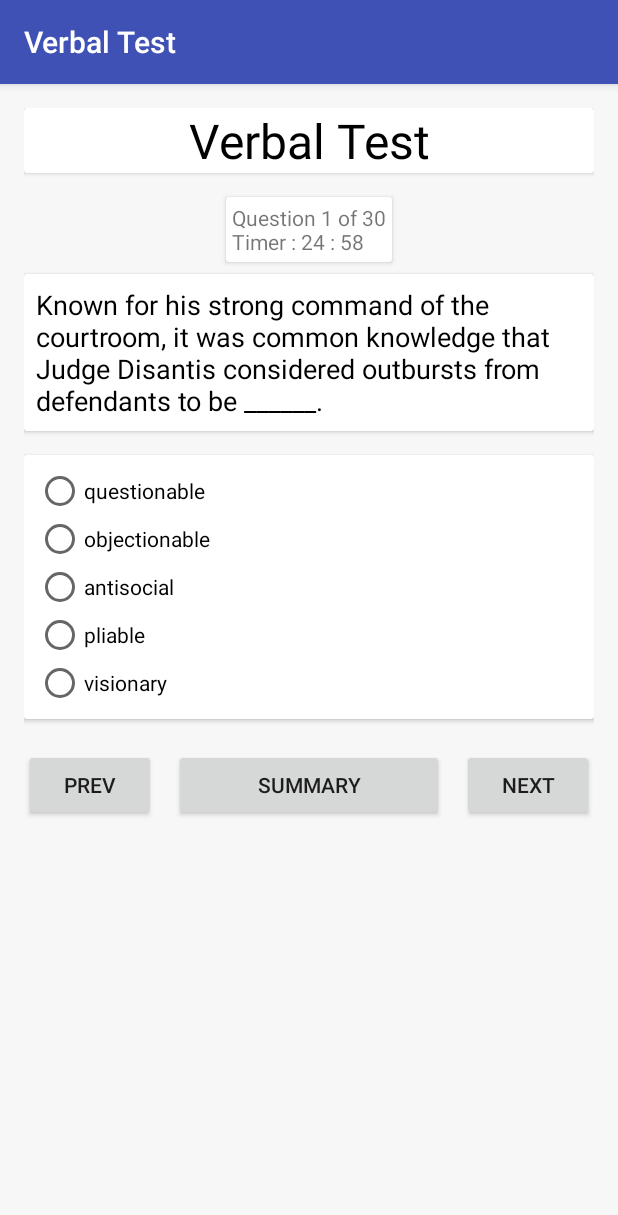
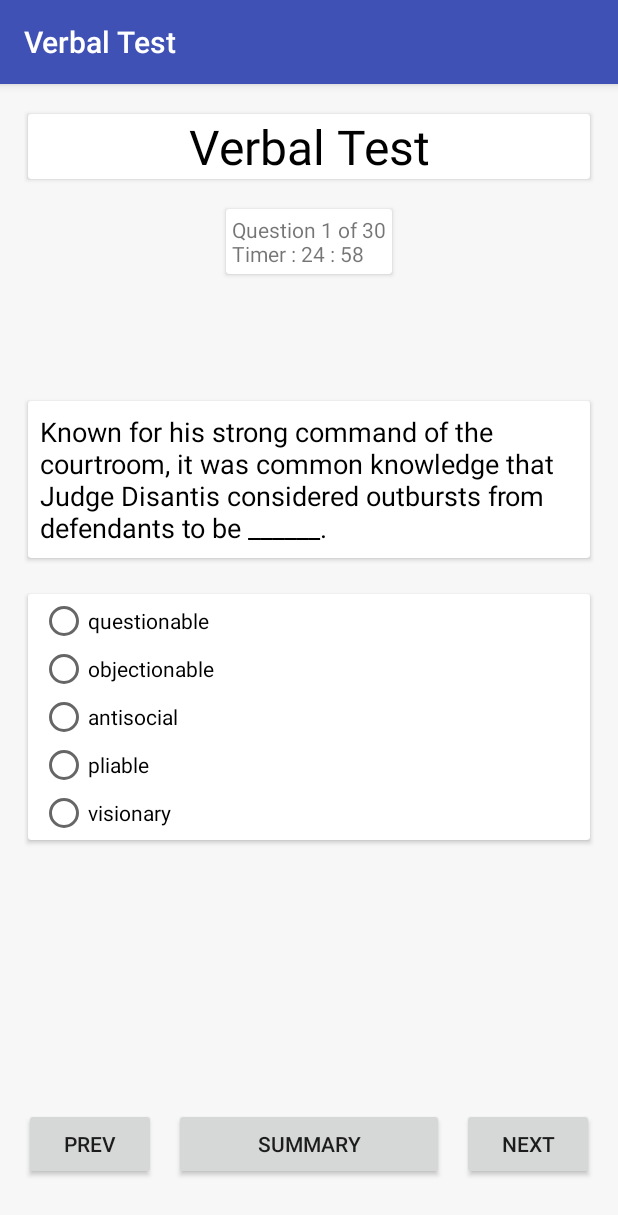
Before and after one commit to vaibhavbhandula/AptiQuiz, an Android app: the Verbal_Ability screen opened directly, with no data from a screen before it, on a phone screen of 412 x 824 dp. Shown: the top 1215 px of the screen. Run offline under Robolectric (Android 15) with nearby library versions, the phone set to English and light mode, and no system bars; libraries missing offline, so code that uses them is left out: com.beardedhen.androidbootstrap; plain views replace BootstrapButton; 6 statements that could not run were skipped.

Commit message:
Buttons fixed at bottom of page in Verbal Test (More to follow)

```diff
--- a/app/src/main/res/layout/activity_verbal__ability.xml
+++ b/app/src/main/res/layout/activity_verbal__ability.xml
@@ -1,22 +1,26 @@
-<ScrollView
-    xmlns:android="http://schemas.android.com/apk/res/android"
+<LinearLayout xmlns:android="http://schemas.android.com/apk/res/android"
     xmlns:app="http://schemas.android.com/apk/res-auto"
     android:layout_width="fill_parent"
     android:layout_height="fill_parent"
-    android:background="@color/bg">
+    android:background="@color/bg"
+    android:orientation="vertical">
 
     <LinearLayout
-
+        android:id="@+id/topHalf"
         android:layout_width="fill_parent"
-        android:layout_height="fill_parent"
-        android:orientation="vertical"
-        android:padding="@dimen/activity_horizontal_margin">
+        android:layout_height="0dp"
+        android:layout_marginLeft="@dimen/activity_horizontal_margin"
+        android:layout_marginRight="@dimen/activity_horizontal_margin"
+        android:layout_marginTop="@dimen/activity_horizontal_margin"
+        android:layout_weight="2.3"
+        android:orientation="vertical">
 
         <android.support.v7.widget.CardView
             android:layout_width="match_parent"
             android:layout_height="wrap_content"
             app:cardBackgroundColor="@android:color/white"
-            app:cardElevation="@dimen/elevation">
+            app:cardElevation="@dimen/elevation"
+            app:cardUseCompatPadding="true">
 
             <TextView
                 android:id="@+id/textView1"
@@ -46,12 +50,31 @@
         </android.support.v7.widget.CardView>
 
 
+    </LinearLayout>
+
+    <ScrollView
+        android:id="@+id/bottomHalf"
+        android:layout_width="match_parent"
+        android:layout_height="0dp"
+        android:layout_below="@+id/topHalf"
+        android:layout_marginBottom="@dimen/activity_horizontal_margin"
+        android:layout_marginLeft="@dimen/activity_horizontal_margin"
+        android:layout_marginRight="@dimen/activity_horizontal_margin"
+        android:layout_marginTop="@dimen/pad_6"
+        android:layout_weight="6">
+
+        <LinearLayout
+            android:layout_width="match_parent"
+            android:layout_height="wrap_content"
+            android:orientation="vertical">
+
             <android.support.v7.widget.CardView
                 android:layout_width="match_parent"
                 android:layout_height="wrap_content"
                 android:layout_marginTop="@dimen/pad_8"
                 app:cardBackgroundColor="@android:color/white"
-            app:cardElevation="@dimen/elevation">
+                app:cardElevation="@dimen/elevation"
+                app:cardUseCompatPadding="true">
 
                 <TextView
                     android:id="@+id/textView2"
@@ -73,16 +96,19 @@
                 android:layout_marginBottom="@dimen/activity_horizontal_margin"
                 android:layout_marginTop="@dimen/activity_horizontal_margin"
                 app:cardBackgroundColor="@android:color/white"
-            app:cardElevation="@dimen/elevation">
+                app:cardElevation="@dimen/elevation"
+                app:cardUseCompatPadding="true">
 
                 <RadioGroup
                     android:id="@+id/radioGroup1"
                     android:layout_width="match_parent"
                     android:layout_height="wrap_content"
-                android:layout_above="@+id/button1"
                     android:layout_alignParentLeft="true"
                     android:layout_alignParentRight="true"
-                android:padding="@dimen/pad_8">
+                    android:paddingBottom="@dimen/pad_2"
+                    android:paddingLeft="@dimen/pad_8"
+                    android:paddingRight="@dimen/pad_8"
+                    android:paddingTop="@dimen/pad_2">
 
                     <RadioButton
                         android:id="@+id/radio0"
@@ -111,12 +137,17 @@
                 </RadioGroup>
 
             </android.support.v7.widget.CardView>
+        </LinearLayout>
+    </ScrollView>
 
     <RelativeLayout
         android:layout_width="wrap_content"
-            android:layout_height="wrap_content"
-            android:layout_gravity="bottom"
-            android:layout_marginTop="@dimen/pad_4">
+        android:layout_height="0dp"
+        android:layout_marginBottom="@dimen/pad_8"
+        android:layout_marginLeft="@dimen/activity_horizontal_margin"
+        android:layout_marginRight="@dimen/activity_horizontal_margin"
+        android:layout_marginTop="@dimen/pad_4"
+        android:layout_weight="1">
 
         <com.beardedhen.androidbootstrap.BootstrapButton
             android:id="@+id/button1"
@@ -164,4 +195,3 @@
 
     </RelativeLayout>
 </LinearLayout>
-</ScrollView>
```
Lines whose indentation alone changed are shown as unchanged.
